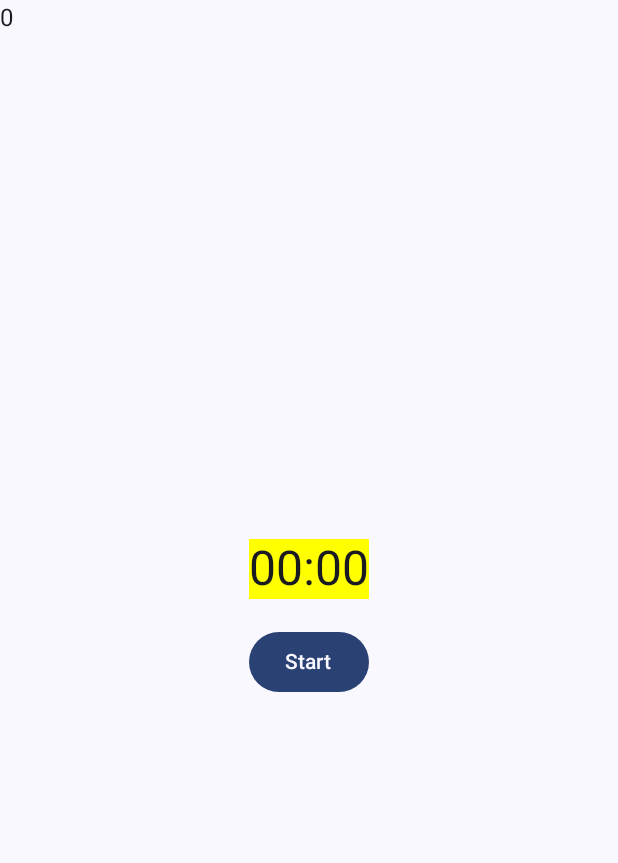
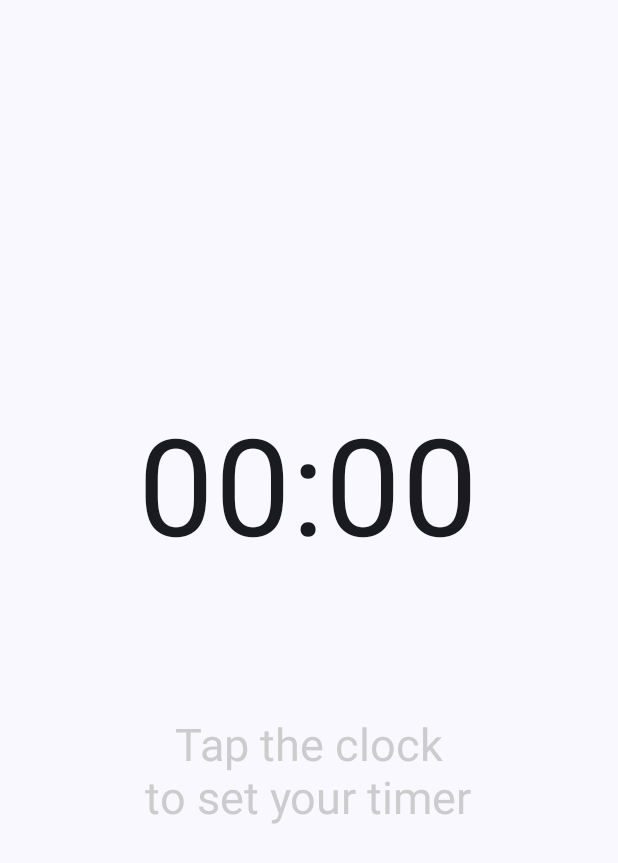
Before and after one commit to FedeDC512/MinimalTimer, an Android app built with Jetpack Compose: the screen it shows after launch (MainActivity), on a phone screen of 412 x 824 dp. Shown: the top 863 px of the screen. Run offline under Robolectric (Android 15) with nearby library versions, the phone set to English and light mode, and no system bars.

Commit message:
Improve UI

```diff
--- a/app/src/main/java/com/example/minimaltimer/MainActivity.kt
+++ b/app/src/main/java/com/example/minimaltimer/MainActivity.kt
@@ -4,8 +4,8 @@ import android.content.res.Configuration
 import android.os.Bundle
 import androidx.activity.ComponentActivity
 import androidx.activity.compose.setContent
-import androidx.compose.foundation.background
 import androidx.compose.foundation.clickable
+import androidx.compose.foundation.gestures.detectTapGestures
 import androidx.compose.foundation.layout.Box
 import androidx.compose.foundation.layout.Column
 import androidx.compose.foundation.layout.Row
@@ -17,7 +17,6 @@ import androidx.compose.foundation.layout.width
 import androidx.compose.foundation.text.KeyboardOptions
 import androidx.compose.material3.AlertDialog
 import androidx.compose.material3.Button
-import androidx.compose.material3.MaterialTheme
 import androidx.compose.material3.OutlinedTextField
 import androidx.compose.material3.Surface
 import androidx.compose.material3.Text
@@ -29,12 +28,17 @@ import androidx.compose.runtime.remember
 import androidx.compose.runtime.setValue
 import androidx.compose.ui.Alignment
 import androidx.compose.ui.Modifier
+import androidx.compose.ui.focus.FocusRequester
+import androidx.compose.ui.focus.focusRequester
 import androidx.compose.ui.graphics.Color
-import androidx.compose.ui.platform.LocalContext
+import androidx.compose.ui.input.pointer.pointerInput
 import androidx.compose.ui.platform.LocalSoftwareKeyboardController
+import androidx.compose.ui.text.TextStyle
 import androidx.compose.ui.text.input.KeyboardType
+import androidx.compose.ui.text.style.TextAlign
 import androidx.compose.ui.tooling.preview.Preview
 import androidx.compose.ui.unit.dp
+import androidx.compose.ui.unit.sp
 import com.example.minimaltimer.ui.theme.MinimalTimerTheme
 import kotlinx.coroutines.delay
 import java.util.concurrent.TimeUnit
@@ -54,55 +58,33 @@ class MainActivity : ComponentActivity() {
 
 @Composable
 fun Timer(){
-    var timeInput by remember {
-        mutableStateOf(0L)
-    }
+    var minutesInput by remember { mutableStateOf("") }
+    var secondsInput by remember { mutableStateOf("") }
+    val focusRequesterMinutes = remember { FocusRequester() }
+    val focusRequesterSeconds = remember { FocusRequester() }
+    var minutesClicked by remember { mutableStateOf(false) }
 
-    var minutesInput by remember {
-        mutableStateOf("")
-    }
-
-    var secondsInput by remember {
-        mutableStateOf("")
-    }
-
-    var count by remember {
-        mutableStateOf(0)
-    }
-
-    var time by remember {
-        mutableStateOf(timeInput)
-    }
-
-    var isRunning by remember {
-        mutableStateOf(false)
-    }
-
-    var startTime by remember {
-        mutableStateOf(0L)
-    }
-
+    var time by remember { mutableStateOf(0L) }
+    var isRunning by remember { mutableStateOf(false) }
     var isDialogOpen by remember { mutableStateOf(false) }
 
-    fun showDialog() {
-        isDialogOpen = true
-    }
-
-    fun hideDialog() {
-        isDialogOpen = false
-    }
-
-    val context = LocalContext.current
+    fun showDialog() { isDialogOpen = true }
+    fun hideDialog() { isDialogOpen = false }
 
     val keyboardController = LocalSoftwareKeyboardController.current
 
     Box(modifier = Modifier
         .fillMaxSize()
         .clickable {
-            count++
+            if (isRunning) {
+                time = 0L
+                isRunning = false
+            } else if (time != 0L) {
+                isRunning = true
+                keyboardController?.hide()
+            }
         },
     ){
-        Text(text = count.toString())
         Column (
             modifier = Modifier
                 .align(Alignment.Center)
@@ -111,35 +93,63 @@ fun Timer(){
             Row {
                 Spacer(modifier = Modifier.weight(1f))
                 Box (modifier = Modifier
-                    .background(Color.Yellow)
-                    .clickable { showDialog() },
+                    //.background(Color.Yellow)
+                    .pointerInput(Unit) {
+                        detectTapGestures { offset ->
+                            val boxWidth = size.width
+                            if (offset.x < boxWidth / 2) {
+                                minutesClicked = true
+                                showDialog()
+                            } else {
+                                minutesClicked = false
+                                showDialog()
+                            }
+                        }
+                    }
                 ) {
                     Text(
                         text = formatTime(timeInMillis = time),
-                        style = MaterialTheme.typography.headlineLarge
+                        //style = MaterialTheme.typography.headlineLarge,
+                        fontSize = 90.sp
                     )
                 }
                 Spacer(modifier = Modifier.weight(1f))
             }
 
-            Spacer(modifier = Modifier.height(18.dp))
+            Spacer(modifier = Modifier.height(100.dp))
 
             Row {
                 Spacer(modifier = Modifier.weight(1f))
+                Text(
+                    text = if (time == 0L && !isRunning) "Tap the clock\nto set your timer"
+                    else if (isRunning) "Tap anywhere\nto reset the timer"
+                    else "Tap anywhere\nto start the timer",
+                    /* buildAnnotatedString {
+                        if (time == 0L) {
+                            withStyle(style = SpanStyle(color = Color.Gray)) {
+                                append("Click the clock to\n")
+                            }
+                            withStyle(style = SpanStyle(color = MaterialTheme.colorScheme.primary)) {
+                                append("set the timer")
+                            }
+                        } else {
+                            withStyle(style = SpanStyle(color = Color.Gray)) {
+                                append("Click anywhere to\n")
+                            }
+                            withStyle(style = SpanStyle(color = MaterialTheme.colorScheme.primary)) {
+                                append( if (isRunning) "reset" else "start")
+                            }
+                        }
+                    }, */
 
-                Button(onClick = {
-                    if (isRunning) {
-                        time = 0L
-                        isRunning = false
-                    } else if (time != 0L) {
-                        startTime = System.currentTimeMillis() - time
-                        isRunning = true
-                        keyboardController?.hide()
-                    }
-                    }) {
-                        Text(text = if (isRunning) "Reset" else "Start", color = MaterialTheme.colorScheme.surface)
-                }
+                    color = Color.LightGray,
+                    fontSize = 30.sp,
+                    textAlign = TextAlign.Center,
+                    style = TextStyle(
+                        lineHeight = 35.sp
+                    ),
 
+                )
                 Spacer(modifier = Modifier.weight(1f))
             }
         }
@@ -155,6 +165,10 @@ fun Timer(){
 
     // Finestra di dialogo
     if (isDialogOpen) {
+
+        minutesInput = ""
+        secondsInput = ""
+
         AlertDialog(
             onDismissRequest = { hideDialog() },
             title = { Text("Enter Time") },
@@ -170,6 +184,7 @@ fun Timer(){
                         modifier = Modifier
                             .width(80.dp)
                             .padding(8.dp)
+                            .focusRequester(focusRequesterMinutes)
                     )
                     Spacer(modifier = Modifier.width(8.dp))
 
@@ -183,6 +198,7 @@ fun Timer(){
                         modifier = Modifier
                             .width(80.dp)
                             .padding(8.dp)
+                            .focusRequester(focusRequesterSeconds)
                     )
                 }
             },
@@ -198,11 +214,27 @@ fun Timer(){
                 }
             },
             dismissButton = {
-                Button(onClick = { hideDialog() }) {
+                Button(
+                    onClick = {
+                        hideDialog()
+                        if (time == 0L) { isRunning = false }
+                    }) {
                     Text("Cancel")
                 }
             }
         )
+    }
+
+    LaunchedEffect(isDialogOpen) {
+        if (isDialogOpen) {
+            if (minutesClicked) {
+                focusRequesterMinutes.requestFocus()
+                keyboardController?.show()
+            } else {
+                focusRequesterSeconds.requestFocus()
+                keyboardController?.show()
+            }
+        }
     }
 
 }
```
